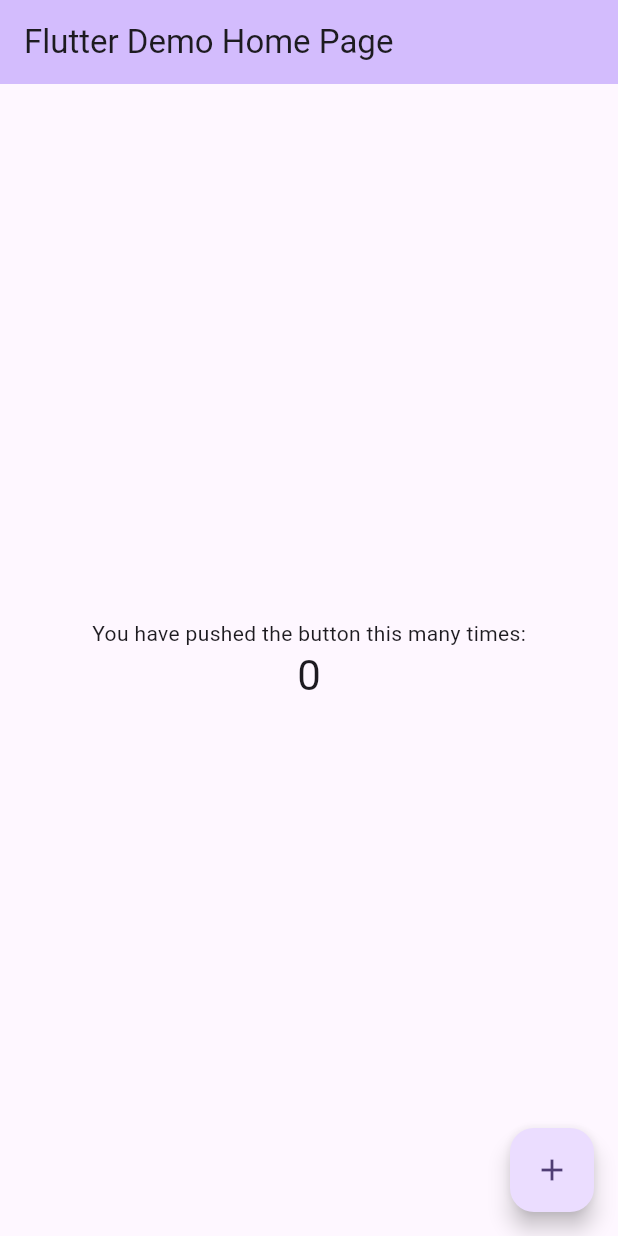
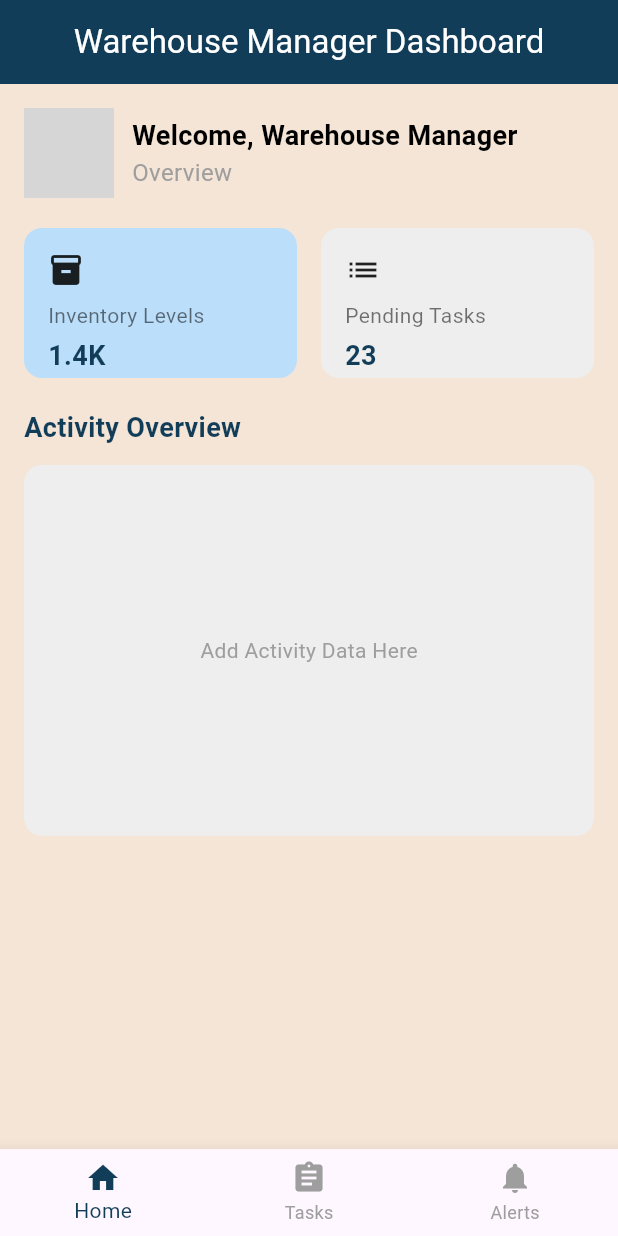
Before and after one commit to 07alizaa/stock_data_hub, a Flutter app: the screen it shows after launch, on a phone screen of 412 x 824 dp. Run offline on Flutter 3.47's test engine with Material 3 defaults, Android fonts, the light colour scheme and no system bars; network calls fail; grey boxes are pictures that could not be loaded.

Commit message:
Created new directory with class MainDashboard for warehouse

```diff
--- /dev/null
+++ b/lib/WareHousePages/MainDashboard.dart
@@ -0,0 +1,186 @@
+import 'package:flutter/material.dart';
+
+class Maindashboard extends StatefulWidget {
+  const Maindashboard({Key? key}) : super(key: key);
+
+  @override
+  State<Maindashboard> createState() => _MaindashboardState();
+}
+
+class _MaindashboardState extends State<Maindashboard> {
+  @override
+  Widget build(BuildContext context) {
+    // Fetch screen width and height for responsiveness
+    final screenWidth = MediaQuery.of(context).size.width;
+    final screenHeight = MediaQuery.of(context).size.height;
+
+    return Scaffold(
+      appBar: AppBar(
+        backgroundColor: const Color(0xFF123D59),
+        title: const Text(
+          'Warehouse Manager Dashboard',
+          style: TextStyle(color: Colors.white),
+        ),
+        centerTitle: true,
+      ),
+      body: SingleChildScrollView(
+        child: Padding(
+          padding: const EdgeInsets.all(16.0),
+          child: Column(
+            crossAxisAlignment: CrossAxisAlignment.start,
+            children: [
+              // Profile Section
+              Row(
+                children: [
+                  const CircleAvatar(
+                    radius: 30,
+                    backgroundImage: NetworkImage(
+                        'https://via.placeholder.com/150'), // Replace with actual image URL
+                  ),
+                  const SizedBox(width: 12),
+                  Column(
+                    crossAxisAlignment: CrossAxisAlignment.start,
+                    children: const [
+                      Text(
+                        'Welcome, Warehouse Manager',
+                        style: TextStyle(
+                          fontSize: 18,
+                          fontWeight: FontWeight.bold,
+                          color: Colors.black,
+                        ),
+                      ),
+                      Text(
+                        'Overview',
+                        style: TextStyle(fontSize: 16, color: Colors.grey),
+                      ),
+                    ],
+                  ),
+                ],
+              ),
+              const SizedBox(height: 20),
+
+              // Stats Section
+              Row(
+                children: [
+                  // First card
+                  Expanded(
+                    child: Container(
+                      height: 100,
+                      padding: const EdgeInsets.all(16),
+                      margin: const EdgeInsets.only(right: 8),
+                      decoration: BoxDecoration(
+                        color: Colors.blue[100],
+                        borderRadius: BorderRadius.circular(12),
+                      ),
+                      child: Column(
+                        crossAxisAlignment: CrossAxisAlignment.start,
+                        children: [
+                          const Icon(Icons.inventory, size: 24),
+                          const SizedBox(height: 8),
+                          const Text(
+                            'Inventory Levels',
+                            style: TextStyle(
+                              fontSize: 14,
+                              color: Colors.black54,
+                            ),
+                          ),
+                          const SizedBox(height: 4),
+                          const Text(
+                            '1.4K',
+                            style: TextStyle(
+                              fontSize: 18,
+                              fontWeight: FontWeight.bold,
+                            ),
+                          ),
+                        ],
+                      ),
+                    ),
+                  ),
+
+                  // Second card
+                  Expanded(
+                    child: Container(
+                      height: 100,
+                      padding: const EdgeInsets.all(16),
+                      margin: const EdgeInsets.only(left: 8),
+                      decoration: BoxDecoration(
+                        color: Colors.grey[200],
+                        borderRadius: BorderRadius.circular(12),
+                      ),
+                      child: Column(
+                        crossAxisAlignment: CrossAxisAlignment.start,
+                        children: [
+                          const Icon(Icons.list, size: 24),
+                          const SizedBox(height: 8),
+                          const Text(
+                            'Pending Tasks',
+                            style: TextStyle(
+                              fontSize: 14,
+                              color: Colors.black54,
+                            ),
+                          ),
+                          const SizedBox(height: 4),
+                          const Text(
+                            '23',
+                            style: TextStyle(
+                              fontSize: 18,
+                              fontWeight: FontWeight.bold,
+                            ),
+                          ),
+                        ],
+                      ),
+                    ),
+                  ),
+                ],
+              ),
+              const SizedBox(height: 20),
+
+              // Activity Overview Section
+              const Text(
+                'Activity Overview',
+                style: TextStyle(
+                  fontSize: 18,
+                  fontWeight: FontWeight.bold,
+                  color: Color(0xFF123D59),
+                ),
+              ),
+              const SizedBox(height: 12),
+              Container(
+                width: screenWidth,
+                height: screenHeight * 0.3,
+                decoration: BoxDecoration(
+                  color: Colors.grey[200],
+                  borderRadius: BorderRadius.circular(12),
+                ),
+                child: const Center(
+                  child: Text(
+                    'Add Activity Data Here',
+                    style: TextStyle(color: Colors.grey),
+                  ),
+                ),
+              ),
+            ],
+          ),
+        ),
+      ),
+      bottomNavigationBar: BottomNavigationBar(
+        selectedItemColor: const Color(0xFF123D59),
+        unselectedItemColor: Colors.grey,
+        items: const [
+          BottomNavigationBarItem(
+            icon: Icon(Icons.home),
+            label: 'Home',
+          ),
+          BottomNavigationBarItem(
+            icon: Icon(Icons.assignment),
+            label: 'Tasks',
+          ),
+          BottomNavigationBarItem(
+            icon: Icon(Icons.notifications),
+            label: 'Alerts',
+          ),
+        ],
+      ),
+    );
+  }
+}
--- a/lib/main.dart
+++ b/lib/main.dart
@@ -1,4 +1,5 @@
 import 'package:flutter/material.dart';
+import 'WareHousePages/Maindashboard.dart'; // Ensure the correct file is imported
 
 void main() {
   runApp(const MyApp());
@@ -7,119 +8,24 @@
 class MyApp extends StatelessWidget {
   const MyApp({super.key});
 
-  // This widget is the root of your application.
   @override
   Widget build(BuildContext context) {
     return MaterialApp(
-      title: 'Flutter Demo',
+      debugShowCheckedModeBanner: false,
+      home:  Maindashboard(), // Entry point to the Main Dashboard
       theme: ThemeData(
-        // This is the theme of your application.
-        //
-        // TRY THIS: Try running your application with "flutter run". You'll see
-        // the application has a purple toolbar. Then, without quitting the app,
-        // try changing the seedColor in the colorScheme below to Colors.green
-        // and then invoke "hot reload" (save your changes or press the "hot
-        // reload" button in a Flutter-supported IDE, or press "r" if you used
-        // the command line to start the app).
-        //
-        // Notice that the counter didn't reset back to zero; the application
-        // state is not lost during the reload. To reset the state, use hot
-        // restart instead.
-        //
-        // This works for code too, not just values: Most code changes can be
-        // tested with just a hot reload.
-        colorScheme: ColorScheme.fromSeed(seedColor: Colors.deepPurple),
+        primaryColor: const Color(0xFF123D59), // Dark teal
+        scaffoldBackgroundColor: const Color(0xFFF5E5D7), // Nude
+        appBarTheme: const AppBarTheme(
+          backgroundColor: Color(0xFF123D59),
+          foregroundColor: Colors.white,
+        ),
+        textTheme: const TextTheme(
+          bodyLarge: TextStyle(color: Color(0xFF123D59)), // Updated for Flutter 3.x
+          bodyMedium: TextStyle(color: Color(0xFF123D59)), // For smaller text
+        ),
         useMaterial3: true,
       ),
-      home: const MyHomePage(title: 'Flutter Demo Home Page'),
     );
   }
 }
-
-class MyHomePage extends StatefulWidget {
-  const MyHomePage({super.key, required this.title});
-
-  // This widget is the home page of your application. It is stateful, meaning
-  // that it has a State object (defined below) that contains fields that affect
-  // how it looks.
-
-  // This class is the configuration for the state. It holds the values (in this
-  // case the title) provided by the parent (in this case the App widget) and
-  // used by the build method of the State. Fields in a Widget subclass are
-  // always marked "final".
-
-  final String title;
-
-  @override
-  State<MyHomePage> createState() => _MyHomePageState();
-}
-
-class _MyHomePageState extends State<MyHomePage> {
-  int _counter = 0;
-
-  void _incrementCounter() {
-    setState(() {
-      // This call to setState tells the Flutter framework that something has
-      // changed in this State, which causes it to rerun the build method below
-      // so that the display can reflect the updated values. If we changed
-      // _counter without calling setState(), then the build method would not be
-      // called again, and so nothing would appear to happen.
-      _counter++;
-    });
-  }
-
-  @override
-  Widget build(BuildContext context) {
-    // This method is rerun every time setState is called, for instance as done
-    // by the _incrementCounter method above.
-    //
-    // The Flutter framework has been optimized to make rerunning build methods
-    // fast, so that you can just rebuild anything that needs updating rather
-    // than having to individually change instances of widgets.
-    return Scaffold(
-      appBar: AppBar(
-        // TRY THIS: Try changing the color here to a specific color (to
-        // Colors.amber, perhaps?) and trigger a hot reload to see the AppBar
-        // change color while the other colors stay the same.
-        backgroundColor: Theme.of(context).colorScheme.inversePrimary,
-        // Here we take the value from the MyHomePage object that was created by
-        // the App.build method, and use it to set our appbar title.
-        title: Text(widget.title),
-      ),
-      body: Center(
-        // Center is a layout widget. It takes a single child and positions it
-        // in the middle of the parent.
-        child: Column(
-          // Column is also a layout widget. It takes a list of children and
-          // arranges them vertically. By default, it sizes itself to fit its
-          // children horizontally, and tries to be as tall as its parent.
-          //
-          // Column has various properties to control how it sizes itself and
-          // how it positions its children. Here we use mainAxisAlignment to
-          // center the children vertically; the main axis here is the vertical
-          // axis because Columns are vertical (the cross axis would be
-          // horizontal).
-          //
-          // TRY THIS: Invoke "debug painting" (choose the "Toggle Debug Paint"
-          // action in the IDE, or press "p" in the console), to see the
-          // wireframe for each widget.
-          mainAxisAlignment: MainAxisAlignment.center,
-          children: <Widget>[
-            const Text(
-              'You have pushed the button this many times:',
-            ),
-            Text(
-              '$_counter',
-              style: Theme.of(context).textTheme.headlineMedium,
-            ),
-          ],
-        ),
-      ),
-      floatingActionButton: FloatingActionButton(
-        onPressed: _incrementCounter,
-        tooltip: 'Increment',
-        child: const Icon(Icons.add),
-      ), // This trailing comma makes auto-formatting nicer for build methods.
-    );
-  }
-}
```
